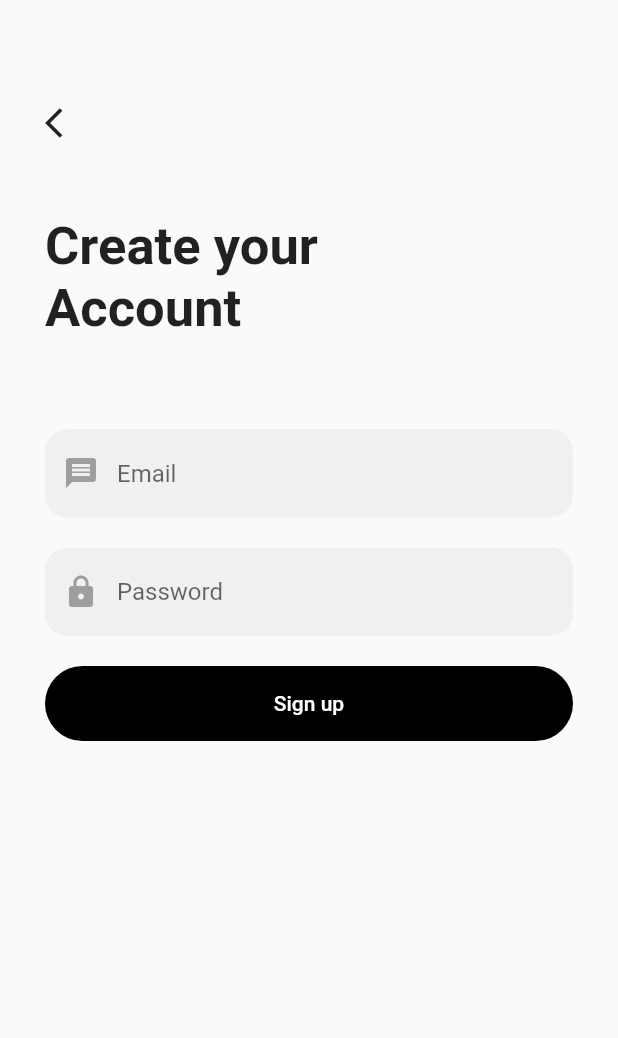
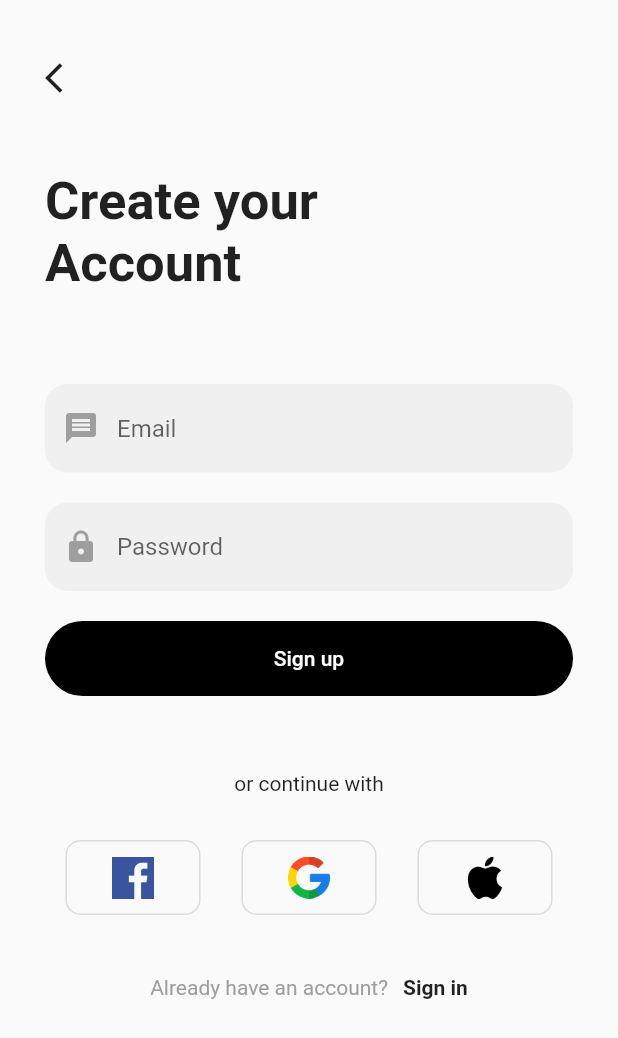
Before and after one commit to dadaxon0019/Online_Market, a Flutter app: the SignIn screen opened directly, on a phone screen of 412 x 824 dp. Shown: the top 1038 px of the screen. Run offline on Flutter 3.47's test engine with Material 2 defaults, Android fonts, the phone set to English and light mode, and no system bars; network calls fail.

Commit message:
finish Sign up page

```diff
--- a/lib/auth/screens/sign_in.dart
+++ b/lib/auth/screens/sign_in.dart
@@ -2,6 +2,7 @@ import 'package:flutter/material.dart';
 import 'package:online_market/auth/screens/sign_up.dart';
 import 'package:online_market/auth/widgets/sign_button.dart';
 
+import '../widgets/small_google_button.dart';
 import '../widgets/text_field_auth.dart';
 
 class SignIn extends StatelessWidget {
@@ -12,8 +13,11 @@ class SignIn extends StatelessWidget {
   Widget build(BuildContext context) {
     return Scaffold(
       body: Container(
-        padding: const EdgeInsets.symmetric(horizontal: 30, vertical: 70),
-        child: Column(
+        padding: const EdgeInsets.symmetric(horizontal: 30, vertical: 40),
+        child: ListView(
+          physics: BouncingScrollPhysics(),
+          children: [
+            Column(
               crossAxisAlignment: CrossAxisAlignment.start,
               children: [
                 GestureDetector(
@@ -60,10 +64,56 @@ class SignIn extends StatelessWidget {
                   },
                   child: SignButton(
                     text: 'Sign up',
-
                     // Route route = MaterialPageRoute(builder: (context) => SignIn());
                     // Navigator.push(context, route);
                   ),
+                ),
+                SizedBox(
+                  height: 50,
+                ),
+                Row(
+                  mainAxisAlignment: MainAxisAlignment.center,
+                  children: [
+                    Text('or continue with'),
+                  ],
+                ),
+                SizedBox(
+                  height: 30,
+                ),
+                Row(
+                  mainAxisAlignment: MainAxisAlignment.spaceAround,
+                  children: [
+                    SmallGoogleButton(
+                      image: 'assets/image/facebook.png',
+                    ),
+                    SmallGoogleButton(
+                      image: 'assets/image/google.png',
+                    ),
+                    SmallGoogleButton(
+                      image: 'assets/image/apple-logo.png',
+                    ),
+                  ],
+                ),
+                SizedBox(
+                  height: 40,
+                ),
+                Row(
+                  mainAxisAlignment: MainAxisAlignment.center,
+                  children: [
+                    Text(
+                      'Already have an account?',
+                      style: TextStyle(
+                        color: Colors.grey,
+                      ),
+                    ),
+                    SizedBox(
+                      width: 10,
+                    ),
+                    Text('Sign in',
+                        style: TextStyle(fontWeight: FontWeight.bold)),
+                  ],
+                ),
+              ],
             ),
           ],
         ),
--- /dev/null
+++ b/lib/auth/widgets/small_google_button.dart
@@ -0,0 +1,25 @@
+import 'package:flutter/material.dart';
+
+class SmallGoogleButton extends StatelessWidget {
+  const SmallGoogleButton({super.key, required this.image});
+  final String image;
+
+  @override
+  Widget build(BuildContext context) {
+    return Container(
+      padding: const EdgeInsets.all(10),
+      width: 90,
+      height: 50,
+      decoration: BoxDecoration(
+        border: Border.all(
+          width: 1,
+          color: Color.fromARGB(84, 158, 158, 158),
+        ),
+        borderRadius: BorderRadius.circular(10),
+      ),
+      child: Image(
+        image: AssetImage(this.image),
+      ),
+    );
+  }
+}
```
Lines whose indentation alone changed are shown as unchanged.
